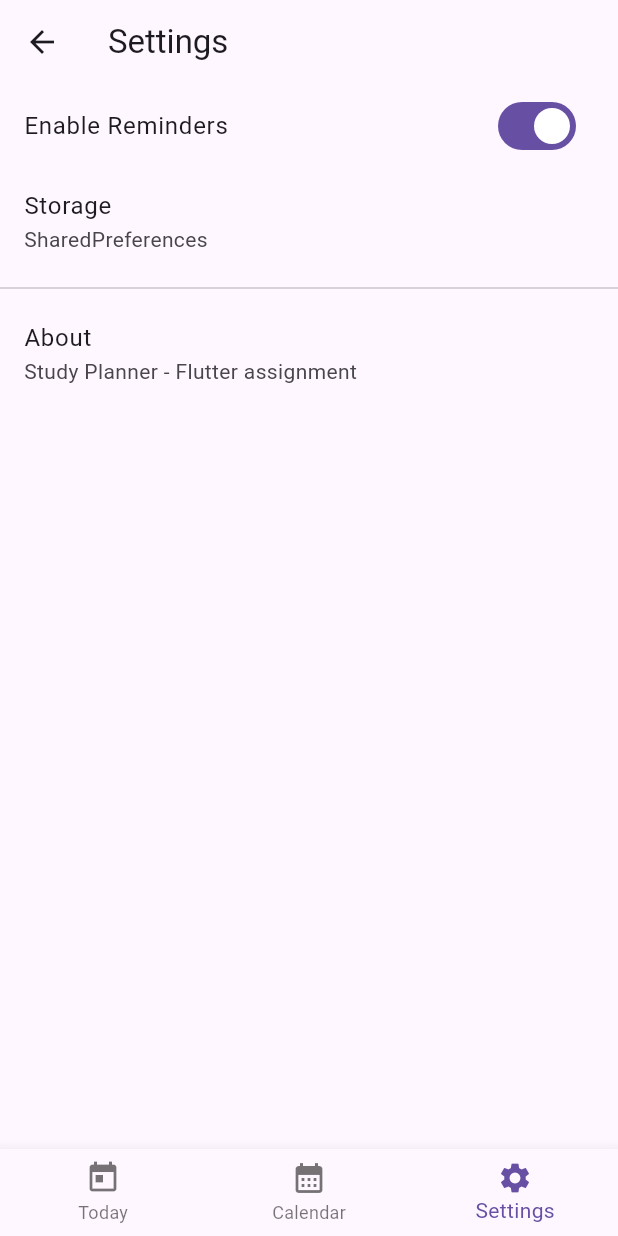
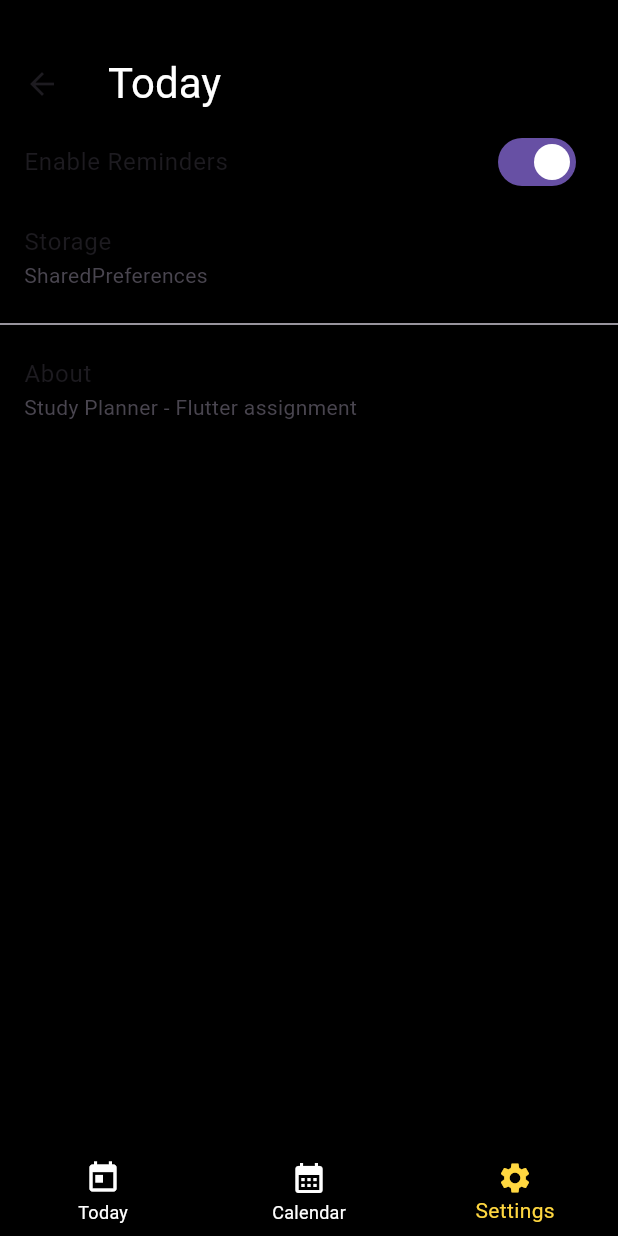
Before and after one commit to noel-odero/Study-Planner-App, a Flutter app: the SettingsScreen screen opened by its route, on a phone screen of 412 x 824 dp. Run offline on Flutter 3.47's test engine with Material 3 defaults, Android fonts, the phone set to English and light mode, and no system bars; our stand-ins replace shared_preferences, table_calendar; accounts and stored records are empty.

Commit message:
Enhance NewTaskScreen and SettingsScreen UI with improved themes and styles

```diff
--- a/study_planner/lib/screens/settings_screen.dart
+++ b/study_planner/lib/screens/settings_screen.dart
@@ -37,7 +37,22 @@ class _SettingsScreenState extends State<SettingsScreen> {
   @override
   Widget build(BuildContext context) {
     return Scaffold(
-      appBar: AppBar(title: const Text('Settings')),
+      backgroundColor: Colors.black,
+      appBar: PreferredSize(
+        preferredSize: Size.fromHeight(80),
+        child: SafeArea(
+          child: Padding(
+            padding: const EdgeInsets.only(top: 32),
+            child: AppBar(
+              title: Text(
+                'Today',
+                style: TextStyle(color: Colors.white, fontSize: 28),
+              ),
+              backgroundColor: Colors.black,
+            ),
+          ),
+        ),
+      ),
       body: ListView(
         children: [
           SwitchListTile(
@@ -62,6 +77,9 @@ class _SettingsScreenState extends State<SettingsScreen> {
 
   Widget _buildBottomNav(BuildContext context) {
     return BottomNavigationBar(
+      backgroundColor: Colors.black,
+      unselectedItemColor: Colors.white,
+      selectedItemColor: Colors.amberAccent,
       currentIndex: 2,
       onTap: (i) {
         if (i == 0) {
```
Also changed, not shown: study_planner/lib/screens/new_task_screen.dart (+26 -1 lines).
